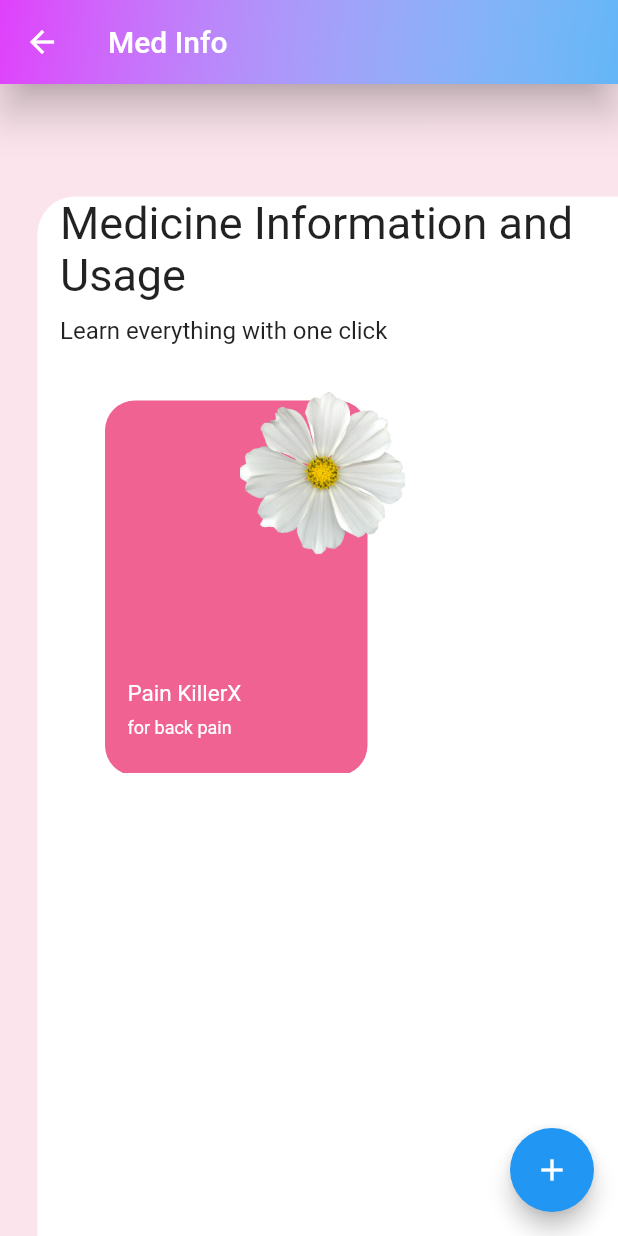
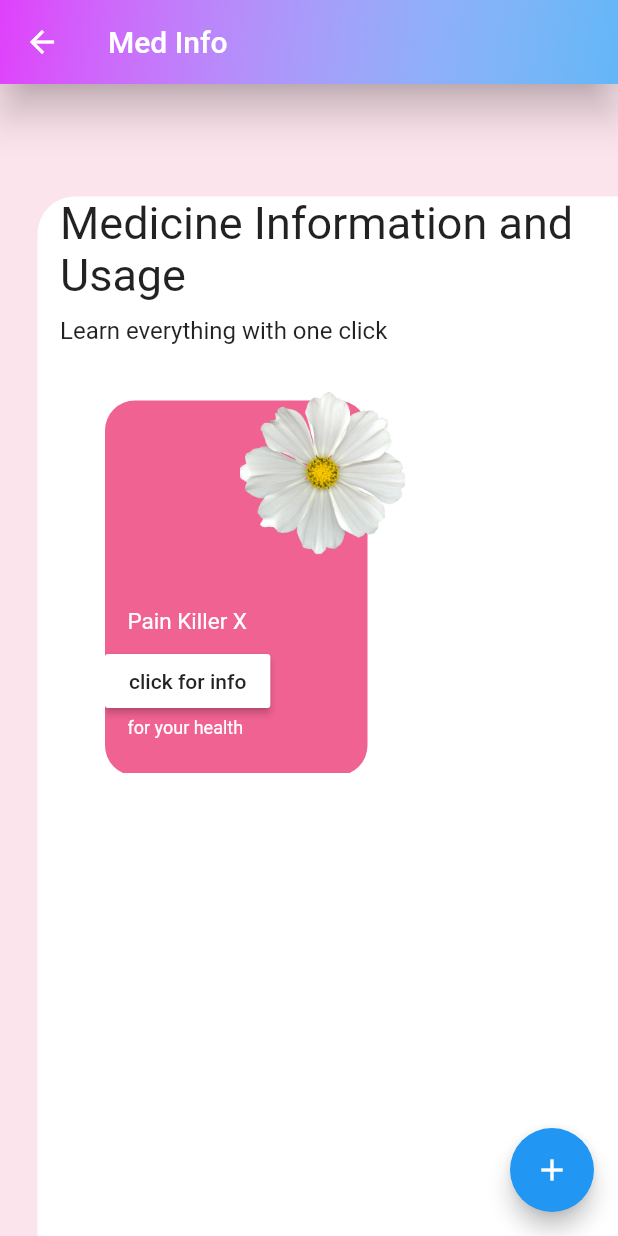
Before and after one commit to ozgeasar/Cet_final_app, a Flutter app: the MedInfo screen opened directly, on a phone screen of 412 x 824 dp. Run offline on Flutter 3.47's test engine with Material 2 defaults, Android fonts, the phone set to English and light mode, and no system bars; our stand-ins replace shared_preferences; accounts and stored records are empty.

Commit message:
Final App

```diff
--- a/lib/med_info.dart
+++ b/lib/med_info.dart
@@ -1,5 +1,6 @@
 import 'package:flutter/cupertino.dart';
 import 'package:flutter/material.dart';
+import 'package:url_launcher/url_launcher.dart';
 
 class MedInfo extends StatefulWidget {
   @override
@@ -7,8 +8,23 @@ class MedInfo extends StatefulWidget {
 }
 
 class _MedInfoState extends State<MedInfo> {
+
+
+  String _launchUrl= 'https://www.nhs.uk/live-well/healthy-body/which-painkiller-to-use/';
+
+
+
+  Future<void> _launchInApp(String url) async{
+    if(await canLaunch(url)) {
+      await launch(url, forceSafariVC: true, forceWebView: false,
+        headers: <String, String>{'header_key': 'header_value'},
+      );
+    }else{ throw 'Could not launch $url';
+    }
+  }
+
+
   @override
-
   Widget build(BuildContext context) {
     final screenHeight =MediaQuery.of(context).size.height;
     final screenWidth = MediaQuery.of(context).size.width;
@@ -82,7 +98,9 @@ class _MedInfoState extends State<MedInfo> {
                     child: ListView(
                       scrollDirection: Axis.horizontal,
                       children: [
-                        _buildMedCard('Pain KillerX', '15 gram', 'assets/flww.png'),
+                        _buildMedCard('Pain Killer X', '500 mg', 'assets/flww.png'),
+                        //_buildMedCard('Pill Y', '200 mg', 'assets/flww.png'),
+                       // _buildMedCard('Blood Pressure Prob', '600 mg', 'assets/flww.png'),
 
 
 
@@ -107,11 +125,7 @@ class _MedInfoState extends State<MedInfo> {
 
   Widget _buildMedCard(String title, String calCount, String imgPath) {
     return InkWell(
-      onTap: () {
-
-
-
-      },
+      onTap: () {},
       child: Padding(
         padding: EdgeInsets.only(left: 20.0, top: 10.0, bottom: 10.0),
         child: Stack(
@@ -129,11 +143,13 @@ class _MedInfoState extends State<MedInfo> {
                   borderRadius: BorderRadius.circular(20.0),
                   color: Colors.pink[300],
                 ),
+
                 child: Column(
                   mainAxisAlignment: MainAxisAlignment.end,
                   crossAxisAlignment: CrossAxisAlignment.start,
                   children: [
                     Padding(padding: const EdgeInsets.only(left: 15.0),
+
                     child: Text(
                       title,
                       style: TextStyle(
@@ -143,9 +159,18 @@ class _MedInfoState extends State<MedInfo> {
                     ),
                     ),
                     SizedBox(height: 7.0),
+
+                    RaisedButton(
+                      child: const Text('click for info'),
+                      onPressed: () {
+                        _launchInApp(_launchUrl);
+                      },
+                      color: Colors.white,
+                    ),
+
                     Padding(padding: const EdgeInsets.only(left: 15.0),
                     child: Text(
-                      'for back pain',
+                      'for your health',
                       style: TextStyle(
                         fontSize: 12.0,
                         color: Colors.white,
--- a/pubspec.yaml
+++ b/pubspec.yaml
@@ -33,6 +33,7 @@ dev_dependencies:
   flutter_test:
     sdk: flutter
   shared_preferences: ^0.5.12+4
+  url_launcher: ^5.7.10
 
 # For information on the generic Dart part of this file, see the
 # following page: https://dart.dev/tools/pub/pubspec
```
Also changed, not shown: pubspec.lock.
